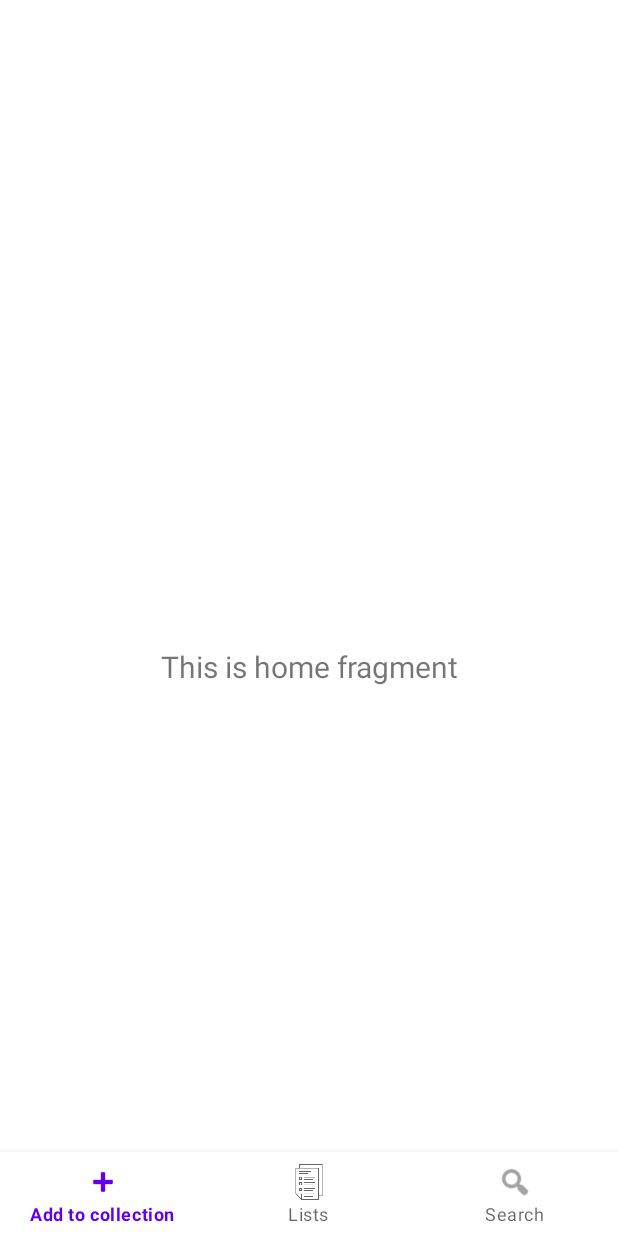
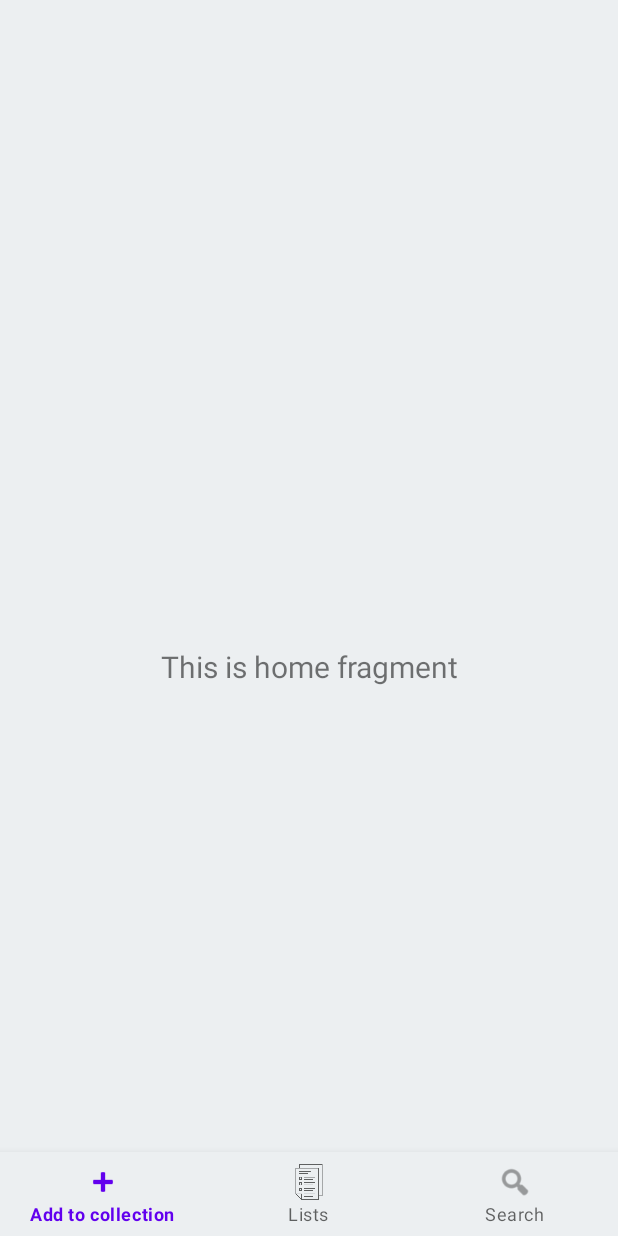
Before and after one commit to PabloOraa/TurtleSchemeAndroid, an Android app: the screen it shows after launch (MainActivity), on a phone screen of 412 x 824 dp. Run offline under Robolectric (Android 15) with nearby library versions, the phone set to English and light mode, and no system bars; our stand-ins replace navigation-ui; libraries missing offline, so code that uses them is left out: com.microsoft.device; 1 statement that could not run was skipped.

Commit message:
Change background color on light theme to match the Web background

```diff
--- a/app/src/main/res/layout/activity_main.xml
+++ b/app/src/main/res/layout/activity_main.xml
@@ -4,13 +4,14 @@
     android:id="@+id/container"
     android:layout_width="match_parent"
     android:layout_height="match_parent"
+    android:background="@color/whiteWeb"
     android:paddingTop="?attr/actionBarSize">
 
     <com.google.android.material.bottomnavigation.BottomNavigationView
         android:id="@+id/nav_view"
         android:layout_width="0dp"
         android:layout_height="wrap_content"
-        android:background="?android:attr/windowBackground"
+        android:background="@color/whiteWeb"
         android:textAlignment="center"
         app:layout_constraintBottom_toBottomOf="parent"
         app:layout_constraintLeft_toLeftOf="parent"
--- a/app/src/main/res/values/colors.xml
+++ b/app/src/main/res/values/colors.xml
@@ -7,4 +7,5 @@
     <color name="teal_700">#FF018786</color>
     <color name="black">#FF000000</color>
     <color name="white">#FFFFFFFF</color>
+    <color name="whiteWeb">#ECEFF1</color>
 </resources>
--- a/app/src/main/res/values/themes.xml
+++ b/app/src/main/res/values/themes.xml
@@ -4,7 +4,7 @@
         <!-- Primary brand color. -->
         <item name="colorPrimary">@color/purple_500</item>
         <item name="colorPrimaryVariant">@color/purple_700</item>
-        <item name="colorOnPrimary">@color/white</item>
+        <item name="colorOnPrimary">@color/whiteWeb</item>
         <!-- Secondary brand color. -->
         <item name="colorSecondary">@color/teal_200</item>
         <item name="colorSecondaryVariant">@color/teal_700</item>
```
